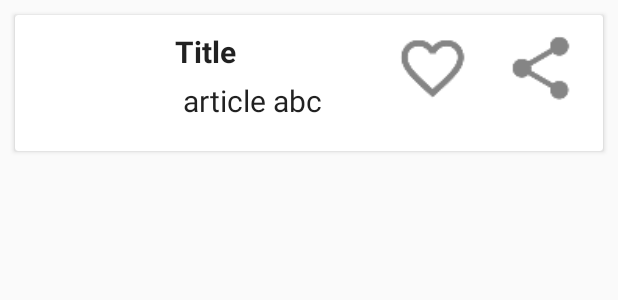
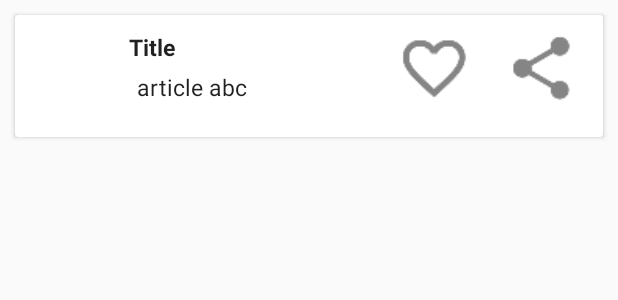
Before and after one commit to Riasik/AppNewsApi, an Android app: the layout repository_row.xml on its own in the app's theme, with its tools: preview values and no code run, on a phone screen of 412 x 824 dp. Shown: the top 300 px of the screen. Run offline under Robolectric (Android 15) with nearby library versions, the phone set to English and light mode, and no system bars.

Commit message:
change repository_row

```diff
--- a/app/src/main/res/layout/repository_row.xml
+++ b/app/src/main/res/layout/repository_row.xml
@@ -14,7 +14,7 @@
         android:layout_height="wrap_content"
         android:layout_margin="5dp"
         android:orientation="horizontal"
-        android:weightSum="7"
+        android:weightSum="10"
         >
 
         <ImageView
@@ -22,15 +22,15 @@
             android:id="@+id/article_image"
             android:layout_width="60dp"
             android:layout_height="60dp"
-        android:layout_margin="10dp"
-            android:layout_weight="2"/>
+        android:layout_margin="5dp"
+            android:layout_weight="0"/>
 
         <LinearLayout
             android:layout_marginTop="5dp"
             android:layout_width="wrap_content"
             android:layout_height="wrap_content"
             android:orientation="vertical"
-            android:layout_weight="3">
+            android:layout_weight="8">
 
             <TextView
                 android:id="@+id/title_tv_tag"
@@ -50,6 +50,7 @@
                 android:textAppearance="?android:textAppearanceLarge"
                 android:textSize="@dimen/article_author_text_size" />
         </LinearLayout>
+
         <ImageView
             android:id="@+id/article_favorite"
             android:layout_width="50dp"
--- a/app/src/main/res/values/dimens.xml
+++ b/app/src/main/res/values/dimens.xml
@@ -1,7 +1,7 @@
 <?xml version="1.0" encoding="utf-8"?>
 <resources>
     <dimen name="article_author_margin">5dp</dimen>
-    <dimen name="article_title_text_size">20sp</dimen>
-    <dimen name="article_author_text_size">20sp</dimen>
+    <dimen name="article_title_text_size">15sp</dimen>
+    <dimen name="article_author_text_size">15sp</dimen>
     <dimen name="fab_margin">16dp</dimen>
 </resources>
```
